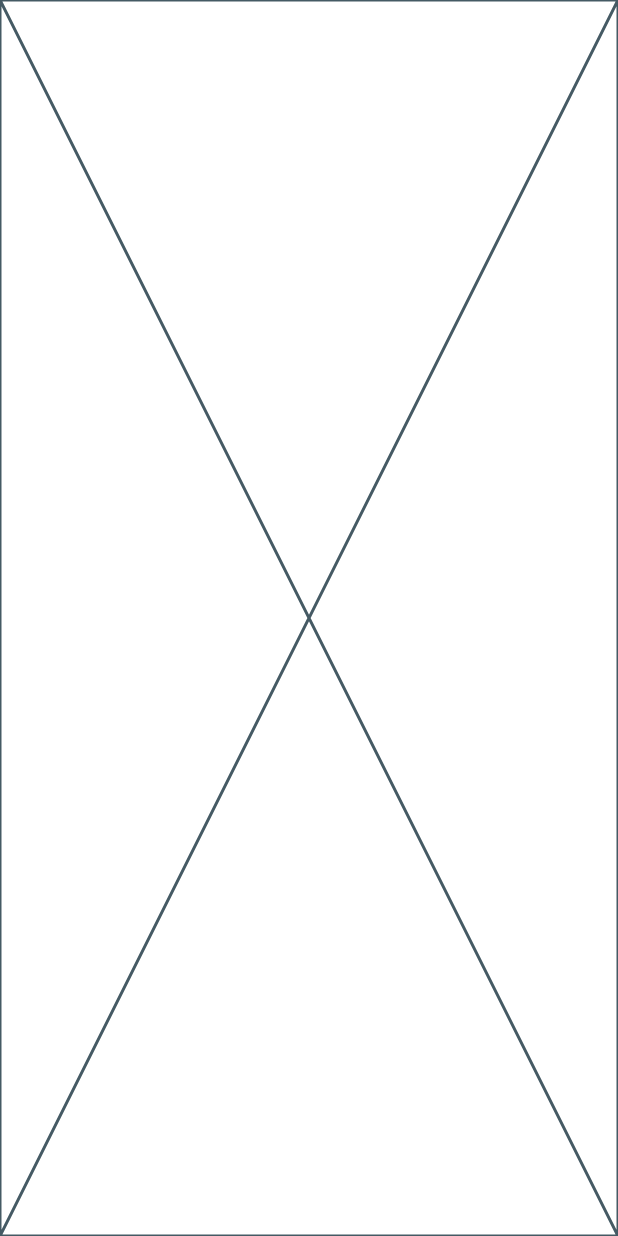
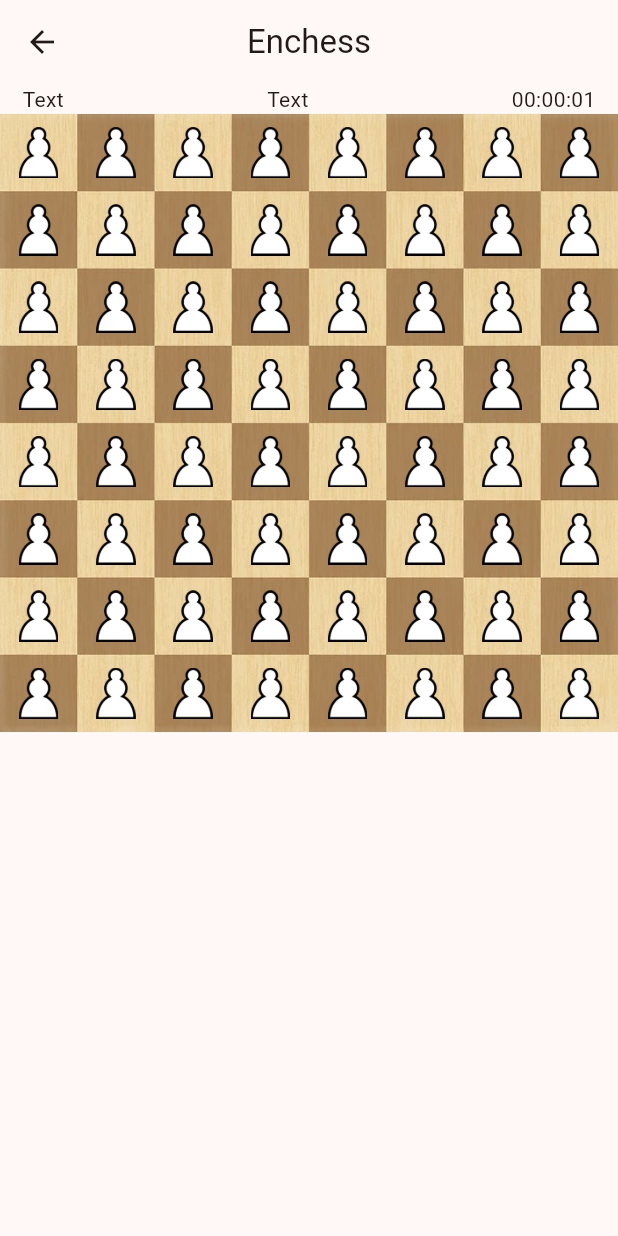
Before and after one commit to Moarbue/enchess-mobile, a Flutter app: the screen it shows after launch, after a tap on "Start", on a phone screen of 412 x 824 dp. Run offline on Flutter 3.47's test engine with Material 2 defaults, Android fonts, the phone set to English and light mode, and no system bars; our stand-ins replace settings_ui; missing offline and left inert: flutter_reactive_ble, location_permissions.

Commit message:
Implement chessboard rendering with pieces

```diff
--- a/lib/main.dart
+++ b/lib/main.dart
@@ -1,5 +1,4 @@
 import 'dart:async';
-import 'dart:ffi';
 import 'dart:io' show Platform;
 import 'dart:convert';
 
@@ -15,6 +14,38 @@ bool foundDevice = false;
 bool deviceConnected = false;
 final flutterReactiveBle = FlutterReactiveBle();
 
+enum Pieces {
+  whitePawn,
+  whiteKing,
+  whiteQueen,
+  whiteBishop,
+  whiteRook,
+  whiteKnight,
+  blackPawn,
+  blackKing,
+  blackQueen,
+  blackBishop,
+  blackRook,
+  blackKnight,
+  none,
+}
+List<Pieces> pieces = List.filled(64, Pieces.whitePawn);
+List<AssetImage> figures = <AssetImage> [
+  const AssetImage('assets/white_pawn.png'),
+  const AssetImage('assets/white_king.png'),
+  const AssetImage('assets/white_queen.png'),
+  const AssetImage('assets/white_bishop.png'),
+  const AssetImage('assets/white_rook.png'),
+  const AssetImage('assets/white_knight.png'),
+
+  const AssetImage('assets/black_pawn.png'),
+  const AssetImage('assets/black_king.png'),
+  const AssetImage('assets/black_queen.png'),
+  const AssetImage('assets/black_bishop.png'),
+  const AssetImage('assets/black_rook.png'),
+  const AssetImage('assets/black_knight.png'),
+];
+
 
 void main() {
   runApp(const MainApp());
@@ -25,8 +56,12 @@ class MainApp extends StatelessWidget {
 
   @override
   Widget build(BuildContext context) {
-    return const MaterialApp(
-      home: StartPage(),
+    return MaterialApp(
+      home: const StartPage(),
+      theme: ThemeData(
+        useMaterial3: true,
+        colorScheme: ColorScheme.fromSeed(seedColor: Colors.deepOrange),
+      ),
     );
   }
 }
@@ -131,7 +166,7 @@ class _StartPageState extends State<StartPage> {
               onPressed: () {
                 Navigator.of(context).push(
                   MaterialPageRoute(
-                    builder: (context) => const Placeholder(),
+                    builder: (context) => const GamePage(),
                   ),
                 );
               },
@@ -164,12 +199,122 @@ class _StartPageState extends State<StartPage> {
   }
 }
 
+class GamePage extends StatefulWidget {
+  const GamePage({super.key});
+
+  @override
+  State<GamePage> createState() => _GamePageState();
+}
+
+class _GamePageState extends State<GamePage> {
+  int elapsedTime = 0;
+  String timeformated = '00 : 00 : 00';
+  late Timer timeCounter;
+
+  int ptbRatio = 12;
+
+  double _calcChessboardSize(BuildContext context) {
+    double width = MediaQuery.of(context).size.width;
+    double height = MediaQuery.of(context).size.height;
+    return width > height ? height : width;
+  }
+
+  Stack _assembleChessboard() {
+    return Stack(
+      children: [
+        Image(
+          image: const AssetImage('assets/chessboard.png'),
+          width: _calcChessboardSize(context),
+          height: _calcChessboardSize(context),
+        ),
+        ...List.generate(8, (r) {
+          return Padding(
+            padding: EdgeInsets.only(top: _calcChessboardSize(context) * ( (2 * r + 1) * (1 / 8 - 1 / ptbRatio) * 0.5 + r / ptbRatio)),
+            child: Row(
+              children:
+                List.generate(8, (c) {
+                  return Padding(
+                    padding: EdgeInsets.symmetric(horizontal: _calcChessboardSize(context) * (1 / 8 - 1 / ptbRatio) * 0.5),
+                    child: (pieces[c * 8 + r] != Pieces.none) ?
+                      Image(
+                        image: figures[pieces[c * 8 + r].index],
+                        width: _calcChessboardSize(context) / ptbRatio,
+                        height: _calcChessboardSize(context) / ptbRatio,
+                      )
+                      : SizedBox(width: _calcChessboardSize(context) / ptbRatio, height: _calcChessboardSize(context) / ptbRatio,),
+                  );
+                }),
+            ),
+          );
+        }),
+      ],
+    );
+  }
+
+  @override
+  void initState() {
+    super.initState();
+    timeCounter = Timer.periodic(const Duration(seconds: 1),
+      (timer) {
+        setState(() {
+            elapsedTime++;
+            timeformated  = (elapsedTime ~/ 3600).toString().padLeft(2, '0');
+            timeformated += ':';
+            timeformated += ((elapsedTime % 3600) ~/ 60).toString().padLeft(2, '0');
+            timeformated += ':';
+            timeformated += (elapsedTime % 60).toInt().toString().padLeft(2, '0');
+          }
+        );
+      }
+    );
+  }
+
+  @override
+  Widget build(BuildContext context) {
+    return Scaffold(
+      appBar: AppBar(
+        centerTitle: true,
+        title:  const Text('Enchess'),
+        leading:  IconButton(
+          onPressed: () {Navigator.pop(context);},
+          icon: const Icon(Icons.arrow_back),
+        )
+      ),
+      body: Column(
+        children: [
+          Row(
+            children: [
+              const Padding(
+                padding: EdgeInsets.only(left: 15.0),
+                child: Text('Text'),
+              ),
+              const Spacer(),
+              const Center(child: Text('Text')),
+              const Spacer(),
+              Padding(
+                padding: const EdgeInsets.only(right: 15.0),
+                child: Text(timeformated),
+              ),
+            ],
+          ),
+          _assembleChessboard(),
+        ],
+      ),
+    );
+  }
+
+  @override
+  void dispose() {
+    timeCounter.cancel();
+    super.dispose();
+  }
+}
+
 class SettingsOptions {
   bool darkMode = false;
   int moveTime = 10;
   bool color = true; // true = white, false = black
 
-  // SettingsOptions({this.darkMode = false, this.moveTime = 10, this.color = true});
   SettingsOptions();
 
   SettingsOptions.fromJson(Map<String, dynamic> json)
```
